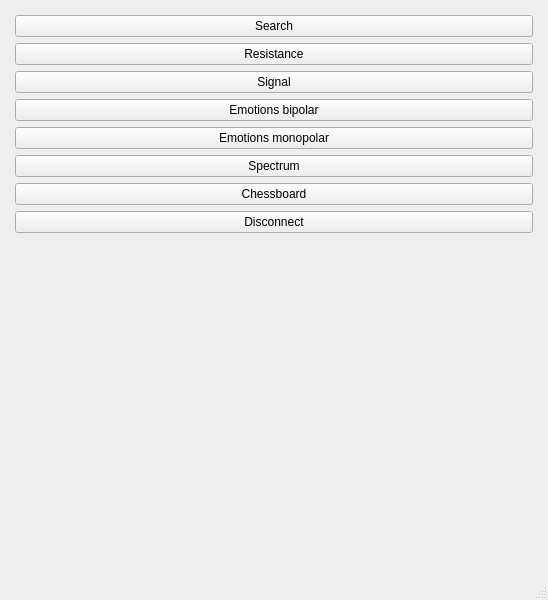
Qt form python/BrainBitDemo/ui/MenuScreenUI.ui (hfznr/NeurofeedbackGame) before a commit.
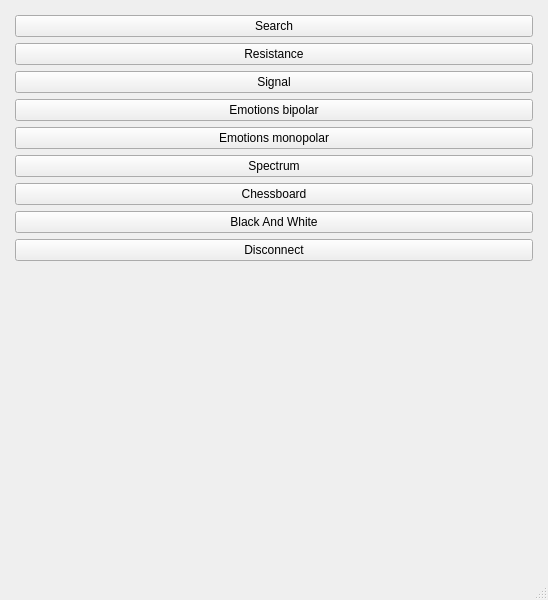
The same form after that commit.

Commit message: Add experiment 3 black and white experiement.

Diff of the .ui file:
```diff
--- a/python/BrainBitDemo/ui/MenuScreenUI.ui
+++ b/python/BrainBitDemo/ui/MenuScreenUI.ui
@@ -85,6 +85,13 @@
       </property>
      </widget>
     </item>
+     <item>
+     <widget class="QPushButton" name="toBlackWhiteButton">
+      <property name="text">
+       <string>Black And White</string>
+      </property>
+     </widget>
+    </item>
     <item>
      <widget class="QPushButton" name="disconnectButton">
       <property name="text">
```
The commit also changes 20 other files.
